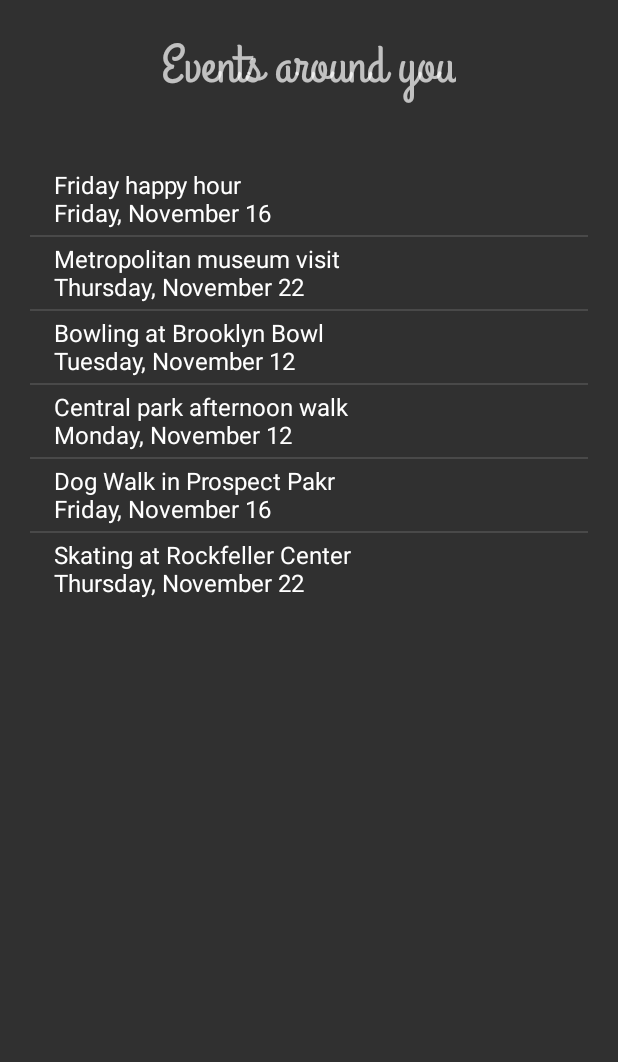
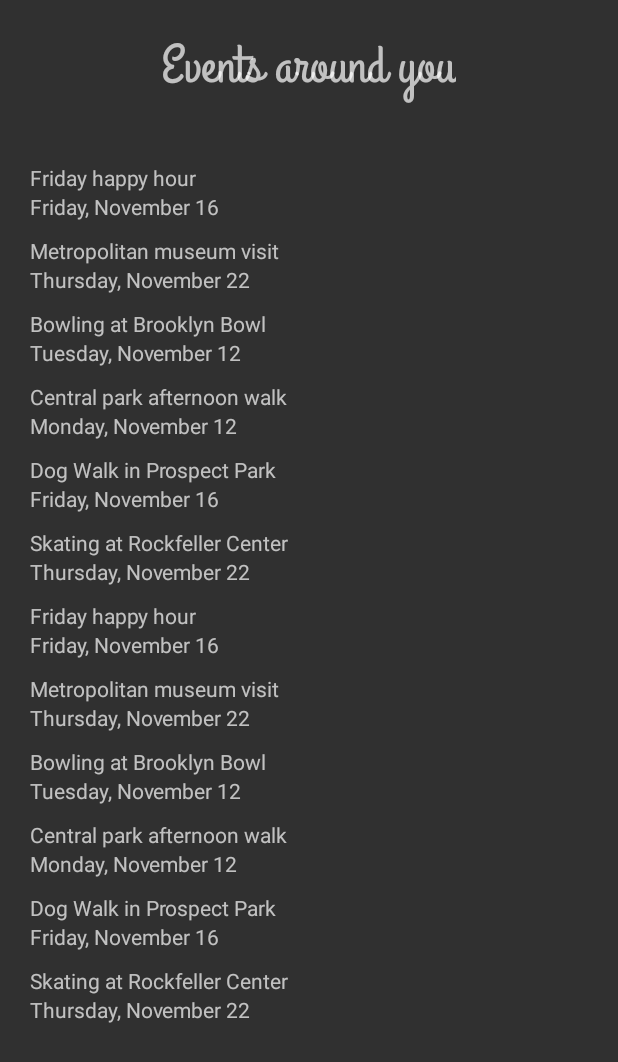
Before and after one commit to KatsiarynaMashokha/NeverLonely, an Android app: the MainActivity screen opened directly, with no data from a screen before it, on a phone screen of 412 x 824 dp. Shown: the top 1062 px of the screen. Run offline under Robolectric (Android 15) with nearby library versions, the phone set to English and light mode, and no system bars; our stand-ins replace ButterKnife.

Commit message:
add an event class

```diff
--- a/app/src/main/java/com/epicodus/neverlonely/Event.java
+++ b/app/src/main/java/com/epicodus/neverlonely/Event.java
@@ -5,4 +5,64 @@ package com.epicodus.neverlonely;
  */
 
 public class Event {
+    private String mTitle;
+    private String mDate;
+    private String mLocation;
+    private String mNumberOfParticipants;
+    private String mOrganizer;
+
+    public Event(String title, String date) {
+        mTitle = title;
+        mDate = date;
+    }
+
+    public Event(String title, String date, String location, String numberOfParticipants, String organizer) {
+        mTitle = title;
+        mDate = date;
+        mLocation = location;
+        mNumberOfParticipants = numberOfParticipants;
+        mOrganizer = organizer;
+    }
+
+    // Getters
+    public String getTitle() {
+        return mTitle;
+    }
+
+    public String getDate() {
+        return mDate;
+    }
+
+    public String getLocation() {
+        return mLocation;
+    }
+
+    public String getNumberOfParticipants() {
+        return mNumberOfParticipants;
+    }
+
+    public String getOrganizer() {
+        return mOrganizer;
+    }
+
+    // Setters
+    public void setTitle(String title) {
+        mTitle = title;
+    }
+
+    public void setDate(String date) {
+        mDate = date;
+    }
+
+    public void setLocation(String location) {
+        mLocation = location;
+    }
+
+    public void setNumberOfParticipants(String numberOfParticipants) {
+        mNumberOfParticipants = numberOfParticipants;
+    }
+
+    public void setOrganizer(String organizer) {
+        mOrganizer = organizer;
+    }
 }
--- a/app/src/main/java/com/epicodus/neverlonely/EventsArrayAdapter.java
+++ b/app/src/main/java/com/epicodus/neverlonely/EventsArrayAdapter.java
@@ -1,32 +1,35 @@
 package com.epicodus.neverlonely;
 import android.content.Context;
+import android.view.LayoutInflater;
+import android.view.View;
+import android.view.ViewGroup;
 import android.widget.ArrayAdapter;
+import android.widget.TextView;
+
+import java.util.ArrayList;
 
 /**
  * Created by katsiarynamashokha on 10/13/17.
  */
 
-public class EventsArrayAdapter extends ArrayAdapter {
-    private Context mContext;
-    private String[] mEvents;
-    private String[] mDates;
+public class EventsArrayAdapter extends ArrayAdapter<Event> {
 
-    public EventsArrayAdapter(Context mContext, int resource, String[] mEvents, String[] mDates) {
-        super(mContext, resource);
-        this.mContext = mContext;
-        this.mEvents = mEvents;
-        this.mDates = mDates;
+    public EventsArrayAdapter(Context context, ArrayList<Event> events) {
+        super(context, 0, events);
     }
 
     @Override
-    public int getCount() {
-        return mEvents.length;
-    }
+    public View getView(int position, View convertView, ViewGroup parent) {
+        Event event = getItem(position);
+        if (convertView == null) {
+            convertView = LayoutInflater.from(getContext()).inflate(R.layout.event_for_list_view, parent, false);
+        }
 
-    @Override
-    public Object getItem(int position) {
-        String event = mEvents[position];
-        String date = mDates[position];
-        return String.format("%s\n%s", event, date);
+        TextView titleTextView = convertView.findViewById(R.id.title_text_view);
+        TextView dateTextView = convertView.findViewById(R.id.date_text_view);
+
+        titleTextView.setText(event.getTitle());
+        dateTextView.setText(event.getDate());
+        return convertView;
     }
 }
--- a/app/src/main/java/com/epicodus/neverlonely/MainActivity.java
+++ b/app/src/main/java/com/epicodus/neverlonely/MainActivity.java
@@ -3,23 +3,22 @@ package com.epicodus.neverlonely;
 import android.graphics.Typeface;
 import android.os.Bundle;
 import android.support.v7.app.AppCompatActivity;
+import android.view.View;
+import android.widget.AdapterView;
 import android.widget.ListView;
 import android.widget.TextView;
+import android.widget.Toast;
+
+import java.util.ArrayList;
 
 import butterknife.Bind;
 import butterknife.ButterKnife;
 
-import static android.R.layout.simple_list_item_1;
 
-
-public class MainActivity extends AppCompatActivity {
+public class MainActivity extends AppCompatActivity{
     @Bind(R.id.events_list_view) ListView mEventsListView;
     @Bind(R.id.events_around_text_view) TextView mEventsAroundTextView;
-
-    private String[] events = {"Friday happy hour", "Metropolitan museum visit", "Bowling at Brooklyn Bowl",
-            "Central park afternoon walk", "Dog Walk in Prospect Pakr", "Skating at Rockfeller Center"};
-    private String[] dates = {"Friday, November 16", "Thursday, November 22", "Tuesday, November 12",
-            "Monday, November 12", "Friday, November 16", "Thursday, November 22"};
+    private ArrayList<Event> events = new ArrayList<>();
 
     @Override
     protected void onCreate(Bundle savedInstanceState) {
@@ -27,11 +26,31 @@ public class MainActivity extends AppCompatActivity {
         setContentView(R.layout.activity_main);
         ButterKnife.bind(this);
 
-        EventsArrayAdapter adapter = new EventsArrayAdapter(this, simple_list_item_1, events, dates);
-        mEventsListView.setAdapter(adapter);
-
         Typeface grandHotelFont = Typeface.createFromAsset(getAssets(), "fonts/grandhotel.ttf");
         mEventsAroundTextView.setTypeface(grandHotelFont);
 
+        final EventsArrayAdapter adapter = new EventsArrayAdapter(this, events);
+        adapter.add(new Event("Friday happy hour", "Friday, November 16"));
+        adapter.add(new Event("Metropolitan museum visit", "Thursday, November 22"));
+        adapter.add(new Event("Bowling at Brooklyn Bowl", "Tuesday, November 12"));
+        adapter.add(new Event("Central park afternoon walk", "Monday, November 12"));
+        adapter.add(new Event("Dog Walk in Prospect Park", "Friday, November 16"));
+        adapter.add(new Event("Skating at Rockfeller Center", "Thursday, November 22"));
+        adapter.add(new Event("Friday happy hour", "Friday, November 16"));
+        adapter.add(new Event("Metropolitan museum visit", "Thursday, November 22"));
+        adapter.add(new Event("Bowling at Brooklyn Bowl", "Tuesday, November 12"));
+        adapter.add(new Event("Central park afternoon walk", "Monday, November 12"));
+        adapter.add(new Event("Dog Walk in Prospect Park", "Friday, November 16"));
+        adapter.add(new Event("Skating at Rockfeller Center", "Thursday, November 22"));
+
+        mEventsListView.setAdapter(adapter);
+        mEventsListView.setOnItemClickListener(new AdapterView.OnItemClickListener() {
+            @Override
+            public void onItemClick(AdapterView<?> parent, View view, int position, long id) {
+                Toast.makeText(MainActivity.this, "clicked", Toast.LENGTH_SHORT).show();
+            }
+        });
     }
+
+
 }
--- a/app/src/main/res/layout/activity_main.xml
+++ b/app/src/main/res/layout/activity_main.xml
@@ -20,6 +20,8 @@
         android:layout_width="match_parent"
         android:layout_height="wrap_content"
         android:layout_below="@id/events_around_text_view"
-        android:layout_margin="20sp"/>
+        android:layout_margin="20sp"
+        android:divider="@android:color/transparent"
+        android:dividerHeight="10.0sp"/>
 
 </RelativeLayout>
--- a/app/src/main/res/layout/event_for_list_view.xml
+++ b/app/src/main/res/layout/event_for_list_view.xml
@@ -1,7 +1,18 @@
 <?xml version="1.0" encoding="utf-8"?>
-<LinearLayout xmlns:android="http://schemas.android.com/apk/res/android"
-              android:orientation="vertical"
-              android:layout_width="match_parent"
-              android:layout_height="match_parent">
+<LinearLayout
+    xmlns:android="http://schemas.android.com/apk/res/android"
+    android:layout_width="match_parent"
+    android:layout_height="match_parent"
+    android:orientation="vertical">
+
+    <TextView
+        android:id="@+id/title_text_view"
+        android:layout_width="wrap_content"
+        android:layout_height="wrap_content"/>
+
+    <TextView
+        android:id="@+id/date_text_view"
+        android:layout_width="wrap_content"
+        android:layout_height="wrap_content"/>
 
 </LinearLayout>
```
